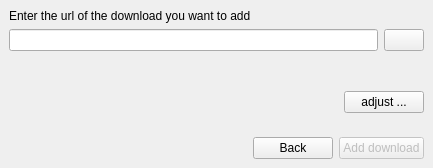
Qt form gui/adddownloaddialog.ui (Martchus/videodownloader) before a commit.
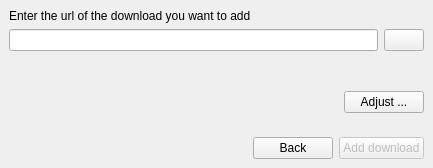
The same form after that commit. Icons and pictures are not drawn. Custom widgets are drawn as their Qt base class.

Commit message: Make labels more consistent

What changed in the file:
```diff
--- a/gui/adddownloaddialog.ui
+++ b/gui/adddownloaddialog.ui
@@ -126,7 +126,7 @@
             </sizepolicy>
            </property>
            <property name="text">
-            <string>adjust ...</string>
+            <string>Adjust ...</string>
            </property>
           </widget>
          </item>
```
The commit also changes 4 other files.
